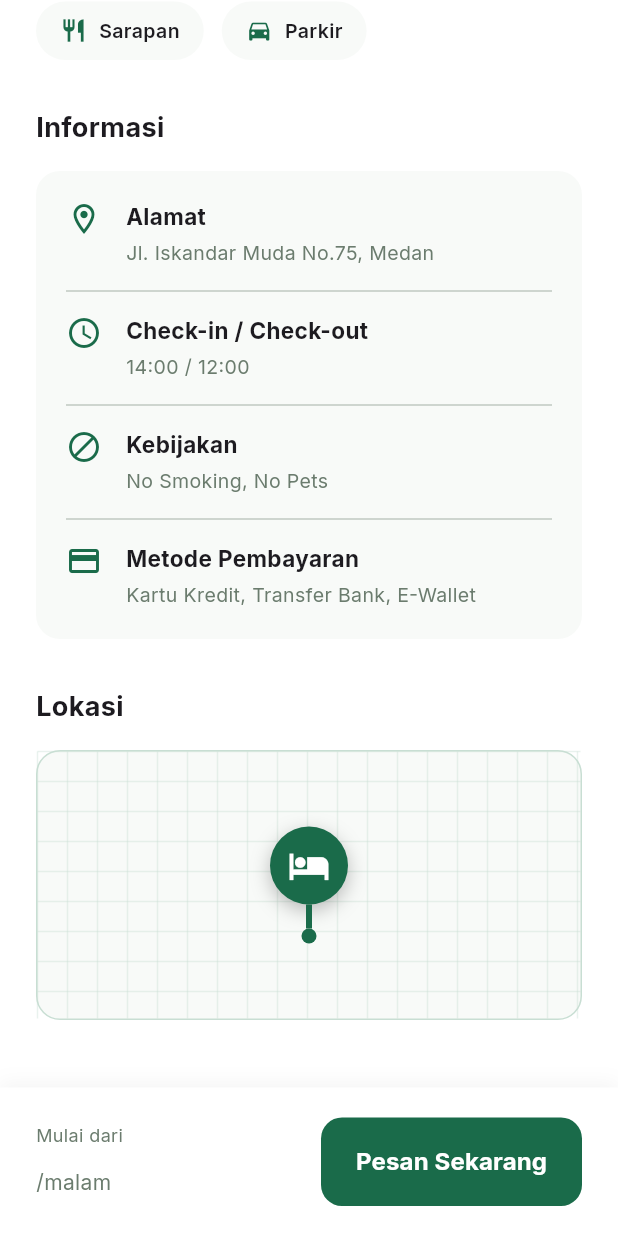
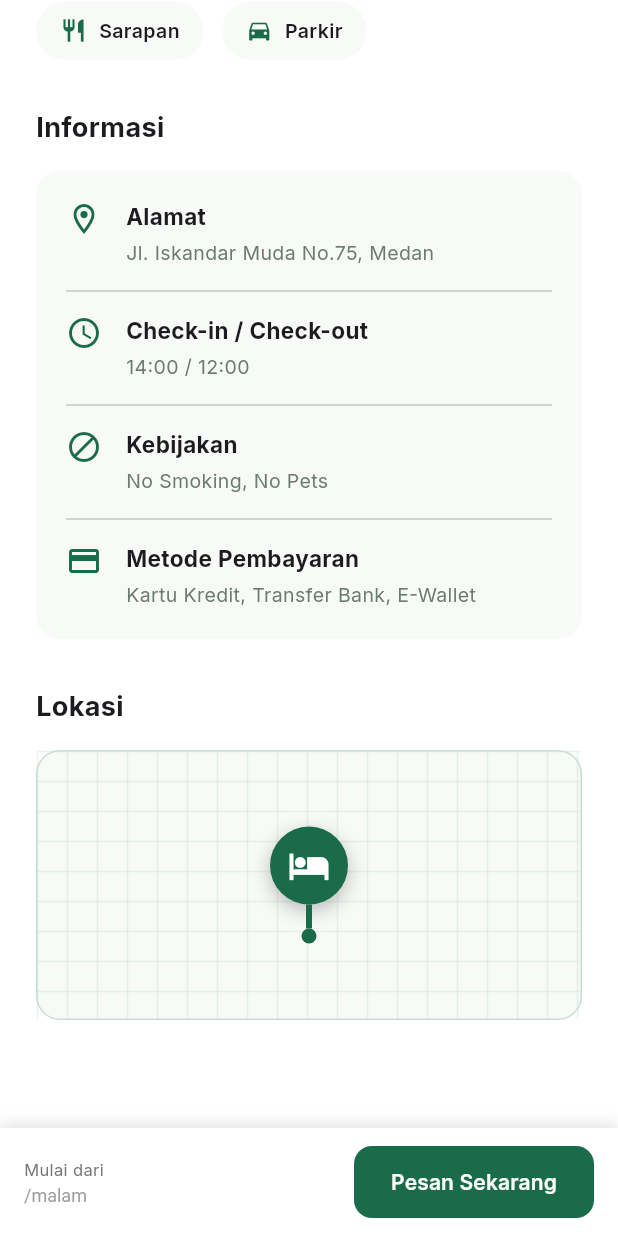
Before and after one commit to hezron2304/Delira, a Flutter app: the HotelDetailPage screen opened directly with empty values, scrolled down 873 dp, on a phone screen of 412 x 824 dp. Run offline on Flutter 3.47's test engine with Material 3 defaults, Android fonts, the phone set to English and light mode, and no system bars; our stand-ins replace flutter_svg, google_fonts, google_sign_in, supabase_flutter; accounts and stored records are empty; network calls fail.

Commit message:
fix: detail lokasi button layout, hotel card overflow, detail hotel price bar

```diff
--- a/lib/hotel_detail_page.dart
+++ b/lib/hotel_detail_page.dart
@@ -322,44 +322,56 @@ class HotelDetailPage extends StatelessWidget {
     return Align(
       alignment: Alignment.bottomCenter,
       child: Container(
-        padding: const EdgeInsets.symmetric(horizontal: 24, vertical: 20),
-        decoration: BoxDecoration(
+        padding: const EdgeInsets.symmetric(horizontal: 16, vertical: 12),
+        decoration: const BoxDecoration(
           color: Colors.white,
-          boxShadow: [
-            BoxShadow(
-              color: Colors.black.withAlpha(10),
-              blurRadius: 10,
-              offset: const Offset(0, -4),
-            ),
-          ],
+          boxShadow: [BoxShadow(color: Colors.black12, blurRadius: 8, offset: Offset(0, -2))],
         ),
         child: Row(
+          crossAxisAlignment: CrossAxisAlignment.center,
           children: [
+            // Price section (flexible, takes remaining space)
             Expanded(
               child: Column(
+                crossAxisAlignment: CrossAxisAlignment.start,
                 mainAxisSize: MainAxisSize.min,
-                crossAxisAlignment: CrossAxisAlignment.start,
                 children: [
-                  const Text('Mulai dari', style: TextStyle(color: AppColors.textSecondary, fontSize: 12)),
-                  const SizedBox(height: 4),
-                  Row(
-                    crossAxisAlignment: CrossAxisAlignment.end,
-                    children: [
-                      Text(
-                        hotel['price'] ?? 'Rp 850.000',
-                        style: const TextStyle(fontWeight: FontWeight.bold, fontSize: 22, color: AppColors.primary),
-                      ),
-                      const Padding(
-                        padding: EdgeInsets.only(bottom: 2),
-                        child: Text('/malam', style: TextStyle(color: AppColors.textSecondary, fontSize: 14)),
-                      ),
-                    ],
+                  Text(
+                    'Mulai dari',
+                    style: TextStyle(fontSize: 11, color: Colors.grey[600]),
+                  ),
+                  const SizedBox(height: 2),
+                  RichText(
+                    maxLines: 1,
+                    overflow: TextOverflow.ellipsis,
+                    text: TextSpan(
+                      children: [
+                        TextSpan(
+                          text: hotel['price'] ?? 'Rp 850.000',
+                          style: const TextStyle(
+                            fontSize: 18,
+                            fontWeight: FontWeight.bold,
+                            color: Color(0xFF1A6B4A),
+                          ),
+                        ),
+                        const TextSpan(
+                          text: '/malam',
+                          style: TextStyle(
+                            fontSize: 12,
+                            color: Colors.grey,
+                          ),
+                        ),
+                      ],
+                    ),
                   ),
                 ],
               ),
             ),
-            const SizedBox(width: 16),
-            Expanded(
+            const SizedBox(width: 12),
+            // Pesan Sekarang button (fixed width)
+            SizedBox(
+              width: 160,
+              height: 48,
               child: ElevatedButton(
                 onPressed: () {
                   Navigator.push(
@@ -370,13 +382,20 @@ class HotelDetailPage extends StatelessWidget {
                   );
                 },
                 style: ElevatedButton.styleFrom(
-                  backgroundColor: AppColors.primary,
+                  backgroundColor: const Color(0xFF1A6B4A),
                   foregroundColor: Colors.white,
-                  padding: const EdgeInsets.symmetric(vertical: 18),
-                  shape: RoundedRectangleBorder(borderRadius: BorderRadius.circular(14)),
+                  shape: RoundedRectangleBorder(
+                    borderRadius: BorderRadius.circular(12),
+                  ),
                   elevation: 0,
                 ),
-                child: const Text('Pesan Sekarang', style: TextStyle(fontWeight: FontWeight.bold, fontSize: 16)),
+                child: const Text(
+                  'Pesan Sekarang',
+                  style: TextStyle(
+                    fontSize: 14,
+                    fontWeight: FontWeight.w600,
+                  ),
+                ),
               ),
             ),
           ],
--- a/lib/hotel_page.dart
+++ b/lib/hotel_page.dart
@@ -176,7 +176,7 @@ class _HotelPageState extends State<HotelPage> {
                 crossAxisCount: 2,
                 crossAxisSpacing: 16,
                 mainAxisSpacing: 16,
-                childAspectRatio: 0.56,
+                childAspectRatio: 0.48, // Reduced to make cards taller and fix overflow
               ),
               shrinkWrap: true,
               physics: const NeverScrollableScrollPhysics(),
@@ -360,7 +360,7 @@ class _HotelCardState extends State<_HotelCard> {
                         ),
                         alignment: Alignment.center,
                         child: Text(
-                          'Lihat Detail \u2192',
+                          'Lihat Detail',
                           style: TextStyle(
                             fontSize: 12,
                             fontWeight: FontWeight.bold,
```
Also changed, not shown: lib/detail_page.dart (+182 -72 lines).
